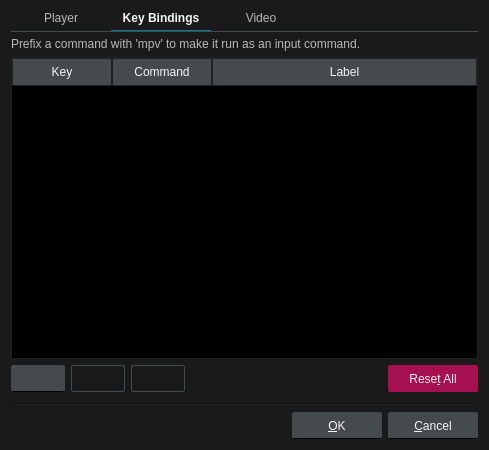
Before: the Qt Designer form src/ui/preferencesdialog.ui in gitter-badger/mochi-player, drawn with Qt 5.
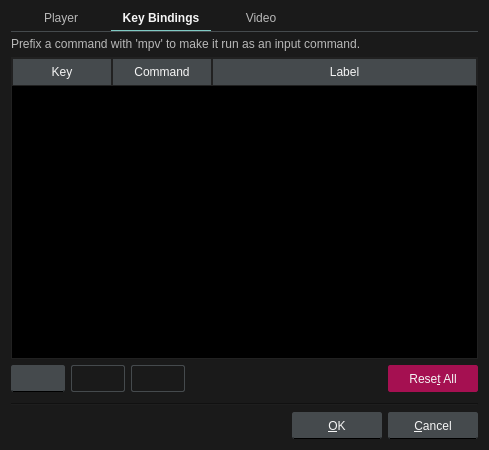
After: the same form once the commit is applied. The open tabs and pages were chosen to show the change. Icons and pictures are not drawn.

The edit to the form file:
```diff
--- a/src/ui/preferencesdialog.ui
+++ b/src/ui/preferencesdialog.ui
@@ -41,7 +41,7 @@
 	image: none;
 }
 QRadioButton::indicator:checked {
-	border: 1px solid #008098;
+	border: 1px solid #80CBC4;
 	image: url(:/img/selected.svg);
 }
 
@@ -51,7 +51,7 @@
 QGroupBox::indicator{
 	width: 11px;
 	height: 11px;
-	border: 1px solid #008098;
+	border: 1px solid #80CBC4;
 	border-radius: 2px;
 }
 QCheckBox::indicator:unchecked,
@@ -62,8 +62,8 @@
 }
 QCheckBox::indicator:checked,
 QGroupBox::indicator:checked {
-	border: 1px solid #008098;
-	background: #008098;
+	border: 1px solid #80CBC4;
+	background: #80CBC4;
 	image: url(:/img/checked.svg);
 }
 
@@ -79,7 +79,7 @@
 	border: 1px solid #008098;
 }
 QComboBox::drop-down {
-	background: #008098;
+	background: #80CBC4;
 	border-top-right-radius: 2px;
 	border-bottom-right-radius: 2px;
 }
@@ -170,7 +170,7 @@
 	width: 6px;
 }
 QScrollBar::handle:vertical {
-	background: #008098;
+	background: #80CBC4;
 	border-radius: 2px;
 	min-height: 10px;
 }
@@ -193,7 +193,7 @@
 	height: 6px;
 }
 QScrollBar::handle:horizontal {
-	background: #008098;
+	background: #80CBC4;
 	border-radius: 2px;
 	min-width: 10px;
 }
@@ -230,7 +230,7 @@
 	min-width: 100px;
 }
 QTabBar::tab:selected {
-	border-bottom: 1px solid #008098;
+	border-bottom: 1px solid #80CBC4;
 	font-weight: bold;
 }
 QTabBar::tab:!selected {
```
Left out of the diff: 10 changed lines with no effect on the pictures.
